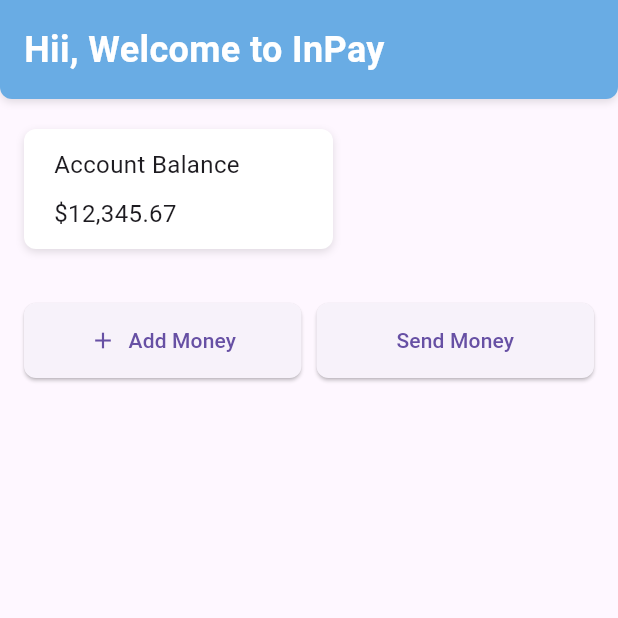
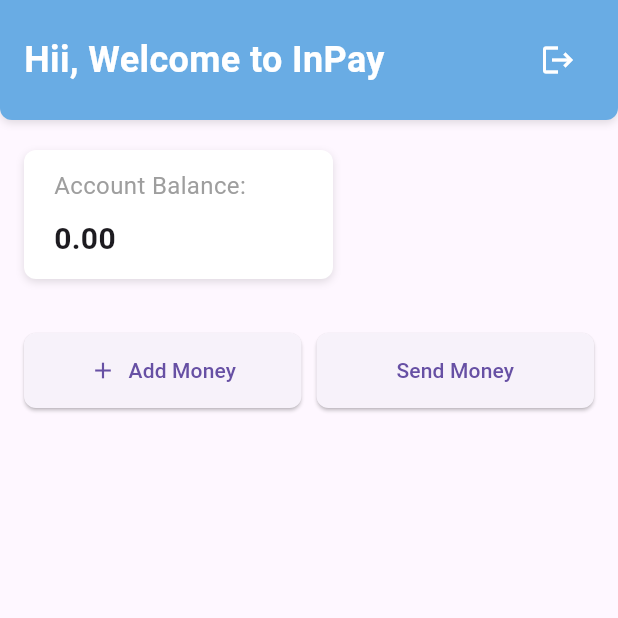
Before and after one commit to MuraliMK19/InPay_FE, a Flutter app: the HomePage screen opened directly, on a phone screen of 412 x 824 dp, the top half of it. Run offline on Flutter 3.47's test engine with Material 3 defaults, Android fonts, the phone set to English and light mode, and no system bars; our stand-ins replace flutter_secure_storage, get; accounts and stored records are empty; network calls fail.

Commit message:
AccountBalance

```diff
--- a/lib/presentation/screen/homepage/home_page.dart
+++ b/lib/presentation/screen/homepage/home_page.dart
@@ -1,11 +1,17 @@
 import 'package:flutter/material.dart';
+import 'package:get/get_core/src/get_main.dart';
+import 'package:get/get_instance/src/extension_instance.dart';
+import 'package:get/get_state_manager/src/rx_flutter/rx_obx_widget.dart';
+import 'package:inpay_app/presentation/screen/homepage/home_controller.dart';
 
 class HomePage extends StatelessWidget {
   const HomePage({super.key});
 
   @override
   Widget build(BuildContext context) {
+    final HomeController controller = Get.put(HomeController());
     double screenWidth = MediaQuery.of(context).size.width;
+
     return Scaffold(
       body: SafeArea(
         child: Padding(
@@ -31,7 +37,11 @@
                 ),
                 child: Padding(
                   padding: EdgeInsets.all(16.0),
-                  child: Text(
+                  // --- CHANGED TO ROW ---
+                  child: Row(
+                    mainAxisAlignment: MainAxisAlignment.spaceBetween,
+                    children: [
+                      Text(
                         'Hii, Welcome to InPay',
                         style: TextStyle(
                           color: Colors.white,
@@ -39,13 +49,27 @@
                           fontWeight: FontWeight.bold,
                         ),
                       ),
+                      // --- LOGOUT BUTTON START ---
+                      IconButton(
+                        onPressed: () => controller.logout(context),
+                        icon: Icon(Icons.logout, color: Colors.white),
+                        tooltip: 'Logout',
+                      ),
+                      // --- LOGOUT BUTTON END ---
+                    ],
+                  ),
                 ),
               ),
               SizedBox(height: 20),
-              Container(
+              // Wrap the container in Obx so it listens for changes
+              Obx(
+                () => Container(
                   width: screenWidth * 0.5,
                   margin: EdgeInsets.only(left: 16.0),
-                padding: EdgeInsets.symmetric(horizontal: 20.0, vertical: 12.0),
+                  padding: EdgeInsets.symmetric(
+                    horizontal: 20.0,
+                    vertical: 12.0,
+                  ),
                   decoration: BoxDecoration(
                     color: Colors.white,
                     borderRadius: BorderRadius.circular(8),
@@ -60,10 +84,27 @@
                   child: Column(
                     crossAxisAlignment: CrossAxisAlignment.start,
                     children: [
-                    Text('Account Balance', style: TextStyle(fontSize: 16)),
+                      Text(
+                        'Account Balance:',
+                        style: TextStyle(fontSize: 16, color: Colors.grey),
+                      ),
                       SizedBox(height: 10),
-                    Text('\$12,345.67', style: TextStyle(fontSize: 16)),
+                      // Check the controller's loading state
+                      controller.isLoading.value
+                          ? SizedBox(
+                              height: 20,
+                              width: 20,
+                              child: CircularProgressIndicator(strokeWidth: 2),
+                            )
+                          : Text(
+                              '${controller.balance.value}',
+                              style: TextStyle(
+                                fontSize: 20,
+                                fontWeight: FontWeight.bold,
+                              ),
+                            ),
                     ],
+                  ),
                 ),
               ),
               SizedBox(height: 20),
--- a/lib/presentation/screen/login/login_controller.dart
+++ b/lib/presentation/screen/login/login_controller.dart
@@ -32,9 +32,9 @@
       ScaffoldMessenger.of(context).hideCurrentSnackBar();
 
       // Success message
-      ScaffoldMessenger.of(context).showSnackBar(
-        SnackBar(content: Text("Login Success: ${result['token']}")),
-      );
+      ScaffoldMessenger.of(
+        context,
+      ).showSnackBar(SnackBar(content: Text("Login Success")));
       Navigator.pushReplacement(
         context,
         MaterialPageRoute(builder: (context) => const HomePage()),
--- a/pubspec.yaml
+++ b/pubspec.yaml
@@ -30,7 +30,10 @@
 dependencies:
   flutter:
     sdk: flutter
+
+  get: ^4.6.6
   http: ^1.2.1
+  flutter_secure_storage: ^9.0.0
 
   # The following adds the Cupertino Icons font to your application.
   # Use with the CupertinoIcons class for iOS style icons.
```
Also changed, not shown: lib/data/services/api_services.dart (+52 -3 lines), lib/presentation/screen/homepage/home_controller.dart (added, +50 -0 lines), lib/data/models/balance_model.dart (added), pubspec.lock, 5 other files. Lines whose indentation alone changed are shown as unchanged.
